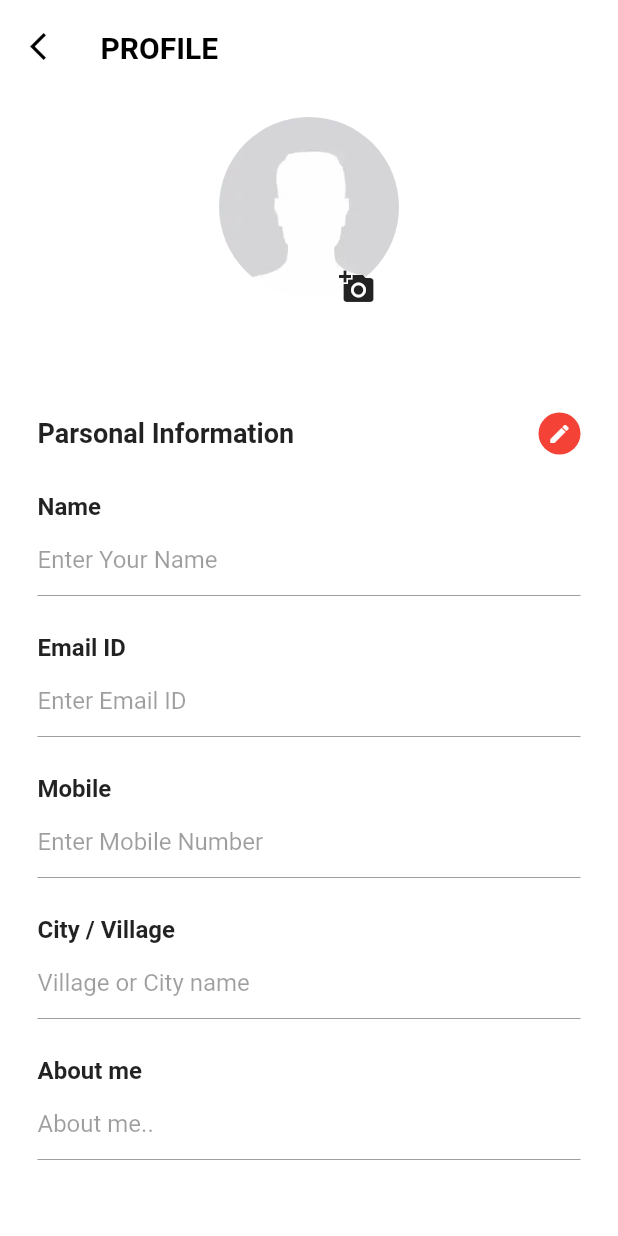
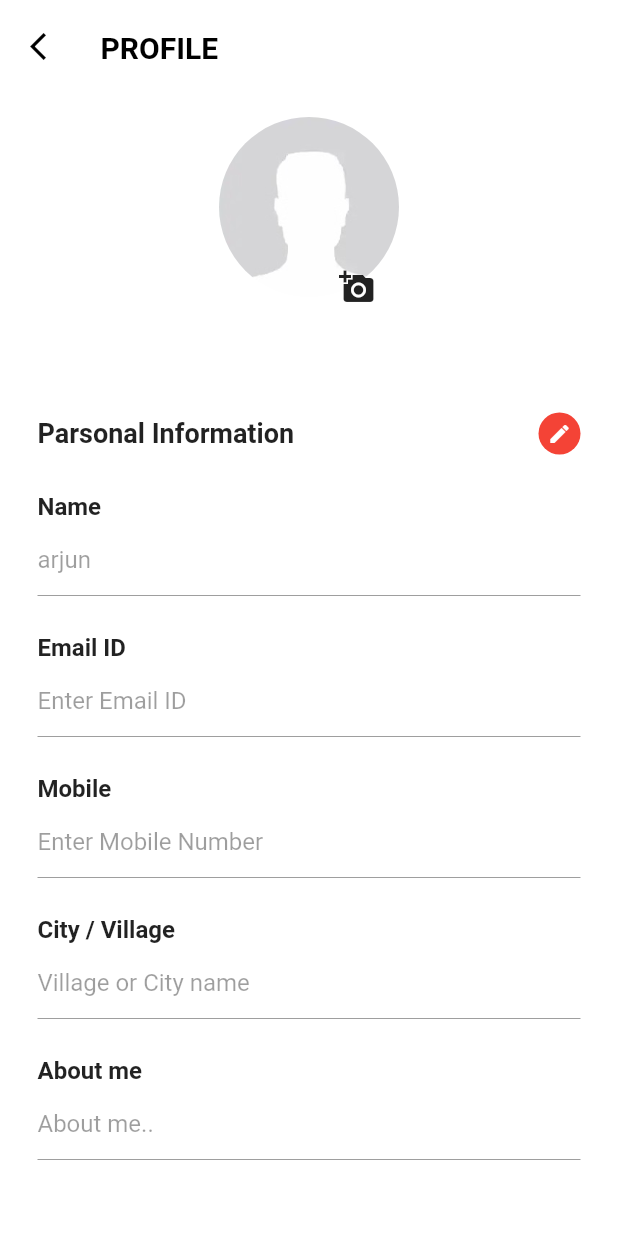
Before and after one commit to Arjunmore6673/flutter-login, a Flutter app: the ProfilePage screen opened directly, on a phone screen of 412 x 824 dp. Run offline on Flutter 3.47's test engine with Material 2 defaults, Android fonts, the light colour scheme and no system bars; our stand-ins replace bloc, contacts_service, equatable, fancy_bottom_navigation, firebase_storage, flutter_bloc and 5 more; accounts and stored records are empty; Roboto replaces fonts that are missing (sans-serif-light).

Commit message:
update profile done.

```diff
--- a/lib/blocs/profile_bloc/profile_event.dart
+++ b/lib/blocs/profile_bloc/profile_event.dart
@@ -21,3 +21,5 @@ class SaveProfileEvent extends ProfileEvent {
   @override
   List<Object> get props => [model];
 }
+
+class GetUserDetails extends ProfileEvent {}
--- a/lib/blocs/profile_bloc/profile_state.dart
+++ b/lib/blocs/profile_bloc/profile_state.dart
@@ -1,4 +1,5 @@
 import 'package:equatable/equatable.dart';
+import 'package:flutterapp/model/relation_model.dart';
 
 class ProfileState extends Equatable {
   @override
@@ -31,3 +32,10 @@ class UploadError extends ProfileState {
   @override
   List<Object> get props => [error];
 }
+
+class UserRetrivedDetails extends ProfileState {
+  final RelationModel model;
+  UserRetrivedDetails({this.model});
+  @override
+  List<Object> get props => [model];
+}
--- a/lib/blocs/reln_bloc/relation_state.dart
+++ b/lib/blocs/reln_bloc/relation_state.dart
@@ -49,3 +49,10 @@ class RelationStoredState extends RelationState {
   @override
   List<Object> get props => [model];
 }
+
+class UserRetrivedDetails extends RelationState {
+  final RelationModel model;
+  const UserRetrivedDetails({@required this.model});
+  @override
+  List<Object> get props => [model];
+}
--- a/lib/main.dart
+++ b/lib/main.dart
@@ -176,7 +176,8 @@ class _MyAppNewState extends State<MyAppNew> {
               //return RelationScreen();
               //return LoginPage(userRepository: userRepository);
             //  return MyHomePage();
-              return  LoginPage(userRepository: userRepository);
+             //  return LoginPage(userRepository: userRepository);
+            return  Profile();
               // return SearchedContacts();
             }
             if (state is AuthenticationUnauthenticated) {
--- a/lib/model/relation_model.dart
+++ b/lib/model/relation_model.dart
@@ -7,6 +7,8 @@ class RelationModel {
   final String gender;
   final String relation;
   final String image;
+  final String address;
+  final String dob;
 
   RelationModel(
     this.id,
@@ -16,6 +18,8 @@ class RelationModel {
     this.gender,
     this.relation,
     this.image,
+    this.address,
+    this.dob,
   );
 
   String get getName => this.name;
@@ -25,6 +29,8 @@ class RelationModel {
   String get getEmail => this.email;
   String get getImage => this.image;
   String get getGender => this.gender;
+  String get getAddress => this.address;
+  String get getDob => this.dob;
 
   factory RelationModel.fromJson(Map<String, dynamic> json) {
     return RelationModel(
@@ -35,6 +41,8 @@ class RelationModel {
       json["gender"],
       json["relation"],
       json["image"],
+      json["address"],
+      json["dob"],
     );
   }
 
@@ -47,6 +55,8 @@ class RelationModel {
       json["gender"],
       json["relation"],
       json["image"],
+      json["address"],
+      json["dob"],
     );
   }
 
--- a/lib/screens/profile_edit.dart
+++ b/lib/screens/profile_edit.dart
@@ -5,9 +5,30 @@ import 'package:flutter_bloc/flutter_bloc.dart';
 import 'package:flutterapp/blocs/profile_bloc/profile_bloc.dart';
 import 'package:flutterapp/blocs/profile_bloc/profile_event.dart';
 import 'package:flutterapp/blocs/profile_bloc/profile_state.dart';
+import 'package:flutterapp/model/relation_model.dart';
 import 'package:flutterapp/repository/user_repo.dart';
 import 'package:flutterapp/screens/common/CircleAvtarCommon.dart';
 import 'package:image_picker/image_picker.dart';
+
+class Profile extends StatelessWidget {
+  const Profile({Key key}) : super(key: key);
+
+  @override
+  Widget build(BuildContext context) {
+    UserRepository userRepository = new UserRepository();
+    return Container(
+      child: BlocProvider<ProfileBloc>(
+        create: (context) {
+          return ProfileBloc(userRepository: userRepository)
+            ..add(
+              GetUserDetails(),
+            );
+        },
+        child: ProfilePage(),
+      ),
+    );
+  }
+}
 
 class ProfilePage extends StatefulWidget {
   @override
@@ -19,20 +40,28 @@ class MapScreenState extends State<ProfilePage>
   bool _status = true;
   final FocusNode myFocusNode = FocusNode();
   bool isLoading = false;
+  String downloadUrl = "";
+  RelationModel modelMy;
+  ProfileBloc _profileBloc;
+
+  /// form controllers
+  final _nameController = TextEditingController();
+  final _emailController = TextEditingController();
+  final _mobileController = TextEditingController();
+  final _dobController = TextEditingController();
+  final _addressController = TextEditingController();
+  final _aboutMeController = TextEditingController();
 
   @override
   void initState() {
     super.initState();
+    _profileBloc = BlocProvider.of<ProfileBloc>(context);
+    _nameController.text = "arjun";
   }
 
   @override
   Widget build(BuildContext context) {
-    UserRepository userRepository = new UserRepository();
-    return BlocProvider<ProfileBloc>(
-      create: (context) {
-        return ProfileBloc(userRepository: userRepository);
-      },
-      child: Scaffold(
+    return Scaffold(
       body: Container(
         color: Colors.white,
         child: ListView(
@@ -71,8 +100,48 @@ class MapScreenState extends State<ProfilePage>
                     ],
                   ),
                 ),
-                  Container(
+                BlocBuilder<ProfileBloc, ProfileState>(
+                  builder: (context, state) {
+                    if (state is UserRetrivedDetails) {
+                      modelMy = state.model;
+                      _nameController.text = modelMy.getName;
+                      _addressController.text = modelMy.address;
+                      _mobileController.text = modelMy.mobile;
+                      _dobController.text = modelMy.dob;
+                      _emailController.text = modelMy.email;
+                      return formAllInputs();
+                    }
+                    return formAllInputs();
+                  },
+                ),
+              ],
+            ),
+          ],
+        ),
+      ),
+    );
+  }
+
+  Widget formAllInputs() {
+    return Container(
       color: Color(0xffFFFFFF),
+
+      /// adding listernr for update listen
+      child: BlocListener<ProfileBloc, ProfileState>(
+        listener: (context, state) {
+          if (state is SavedProfile) {
+            Scaffold.of(context)
+              ..showSnackBar(
+                SnackBar(
+                  content: Row(
+                    mainAxisAlignment: MainAxisAlignment.spaceBetween,
+                    children: [Text('Updated Successfully'), Icon(Icons.done)],
+                  ),
+                  backgroundColor: Colors.red,
+                ),
+              );
+          }
+        },
         child: Padding(
           padding: EdgeInsets.only(bottom: 25.0),
           child: Column(
@@ -80,11 +149,9 @@ class MapScreenState extends State<ProfilePage>
             mainAxisAlignment: MainAxisAlignment.start,
             children: <Widget>[
               Padding(
-                              padding: EdgeInsets.only(
-                                  left: 25.0, right: 25.0, top: 25.0),
+                  padding: EdgeInsets.only(left: 25.0, right: 25.0, top: 25.0),
                   child: Row(
-                                mainAxisAlignment:
-                                    MainAxisAlignment.spaceBetween,
+                    mainAxisAlignment: MainAxisAlignment.spaceBetween,
                     mainAxisSize: MainAxisSize.max,
                     children: <Widget>[
                       Column(
@@ -94,8 +161,7 @@ class MapScreenState extends State<ProfilePage>
                           Text(
                             'Parsonal Information',
                             style: TextStyle(
-                                            fontSize: 18.0,
-                                            fontWeight: FontWeight.bold),
+                                fontSize: 18.0, fontWeight: FontWeight.bold),
                           ),
                         ],
                       ),
@@ -109,8 +175,7 @@ class MapScreenState extends State<ProfilePage>
                     ],
                   )),
               Padding(
-                              padding: EdgeInsets.only(
-                                  left: 25.0, right: 25.0, top: 25.0),
+                  padding: EdgeInsets.only(left: 25.0, right: 25.0, top: 25.0),
                   child: Row(
                     mainAxisSize: MainAxisSize.max,
                     children: <Widget>[
@@ -121,21 +186,20 @@ class MapScreenState extends State<ProfilePage>
                           Text(
                             'Name',
                             style: TextStyle(
-                                            fontSize: 16.0,
-                                            fontWeight: FontWeight.bold),
+                                fontSize: 16.0, fontWeight: FontWeight.bold),
                           ),
                         ],
                       ),
                     ],
                   )),
               Padding(
-                              padding: EdgeInsets.only(
-                                  left: 25.0, right: 25.0, top: 2.0),
+                  padding: EdgeInsets.only(left: 25.0, right: 25.0, top: 2.0),
                   child: Row(
                     mainAxisSize: MainAxisSize.max,
                     children: <Widget>[
                       Flexible(
                         child: TextField(
+                          controller: _nameController,
                           decoration: const InputDecoration(
                             hintText: "Enter Your Name",
                           ),
@@ -146,8 +210,7 @@ class MapScreenState extends State<ProfilePage>
                     ],
                   )),
               Padding(
-                              padding: EdgeInsets.only(
-                                  left: 25.0, right: 25.0, top: 25.0),
+                  padding: EdgeInsets.only(left: 25.0, right: 25.0, top: 25.0),
                   child: Row(
                     mainAxisSize: MainAxisSize.max,
                     children: <Widget>[
@@ -158,31 +221,29 @@ class MapScreenState extends State<ProfilePage>
                           Text(
                             'Email ID',
                             style: TextStyle(
-                                            fontSize: 16.0,
-                                            fontWeight: FontWeight.bold),
+                                fontSize: 16.0, fontWeight: FontWeight.bold),
                           ),
                         ],
                       ),
                     ],
                   )),
               Padding(
-                              padding: EdgeInsets.only(
-                                  left: 25.0, right: 25.0, top: 2.0),
+                  padding: EdgeInsets.only(left: 25.0, right: 25.0, top: 2.0),
                   child: Row(
                     mainAxisSize: MainAxisSize.max,
                     children: <Widget>[
                       Flexible(
                         child: TextField(
-                                      decoration: const InputDecoration(
-                                          hintText: "Enter Email ID"),
-                                      enabled: !_status,
+                          enabled: false,
+                          controller: _emailController,
+                          decoration:
+                              const InputDecoration(hintText: "Enter Email ID"),
                         ),
                       ),
                     ],
                   )),
               Padding(
-                              padding: EdgeInsets.only(
-                                  left: 25.0, right: 25.0, top: 25.0),
+                  padding: EdgeInsets.only(left: 25.0, right: 25.0, top: 25.0),
                   child: Row(
                     mainAxisSize: MainAxisSize.max,
                     children: <Widget>[
@@ -193,71 +254,58 @@ class MapScreenState extends State<ProfilePage>
                           Text(
                             'Mobile',
                             style: TextStyle(
-                                            fontSize: 16.0,
-                                            fontWeight: FontWeight.bold),
+                                fontSize: 16.0, fontWeight: FontWeight.bold),
                           ),
                         ],
                       ),
                     ],
                   )),
               Padding(
-                              padding: EdgeInsets.only(
-                                  left: 25.0, right: 25.0, top: 2.0),
+                  padding: EdgeInsets.only(left: 25.0, right: 25.0, top: 2.0),
                   child: Row(
                     mainAxisSize: MainAxisSize.max,
                     children: <Widget>[
                       Flexible(
                         child: TextField(
+                          controller: _mobileController,
                           decoration: const InputDecoration(
                               hintText: "Enter Mobile Number"),
-                                      enabled: !_status,
+                          enabled: false,
                         ),
                       ),
                     ],
                   )),
               Padding(
-                              padding: EdgeInsets.only(
-                                  left: 25.0, right: 25.0, top: 25.0),
+                  padding: EdgeInsets.only(left: 25.0, right: 25.0, top: 25.0),
                   child: Text(
                     'City / Village',
-                                style: TextStyle(
-                                    fontSize: 16.0,
-                                    fontWeight: FontWeight.bold),
+                    style:
+                        TextStyle(fontSize: 16.0, fontWeight: FontWeight.bold),
                   )),
               Padding(
-                            padding: EdgeInsets.only(
-                                left: 25.0, right: 25.0, top: 2.0),
+                padding: EdgeInsets.only(left: 25.0, right: 25.0, top: 2.0),
                 child: TextField(
-                              decoration: const InputDecoration(
-                                  hintText: "Village or City name"),
+                  controller: _addressController,
+                  decoration: InputDecoration(hintText: "Village or City name"),
                   enabled: !_status,
                 ),
               ),
               Padding(
-                              padding: EdgeInsets.only(
-                                  left: 25.0, right: 25.0, top: 25.0),
+                  padding: EdgeInsets.only(left: 25.0, right: 25.0, top: 25.0),
                   child: Text(
                     'About me',
-                                style: TextStyle(
-                                    fontSize: 16.0,
-                                    fontWeight: FontWeight.bold),
+                    style:
+                        TextStyle(fontSize: 16.0, fontWeight: FontWeight.bold),
                   )),
               Padding(
-                            padding: EdgeInsets.only(
-                                left: 25.0, right: 25.0, top: 2.0),
+                padding: EdgeInsets.only(left: 25.0, right: 25.0, top: 2.0),
                 child: TextField(
-                              decoration: const InputDecoration(
-                                  hintText: "About me.. "),
+                  controller: _aboutMeController,
+                  decoration: const InputDecoration(hintText: "About me.. "),
                   enabled: !_status,
                 ),
               ),
               !_status ? _getActionButtons() : Container(),
-                        ],
-                      ),
-                    ),
-                  )
-                ],
-              ),
             ],
           ),
         ),
@@ -267,8 +315,7 @@ class MapScreenState extends State<ProfilePage>
 
   void chooseFile(BuildContext context) async {
     await ImagePicker.pickImage(source: ImageSource.gallery).then((image) {
-      BlocProvider.of<ProfileBloc>(context)
-          .add(UploadImageToFirebase(url: image));
+      _profileBloc.add(UploadImageToFirebase(url: image));
     });
   }
 
@@ -288,10 +335,7 @@ class MapScreenState extends State<ProfilePage>
                       alignment: Alignment.center,
                       children: <Widget>[
                         state is UploadedImage
-                            ? CircleAvatarCommon(
-                                redius: 60,
-                                url: state.downloadUrl,
-                              )
+                            ? getAvtar(state)
                             : CircleAvatarCommon(
                                 assetImage: true,
                                 url: (genderTemp == 'MALE'
@@ -337,10 +381,20 @@ class MapScreenState extends State<ProfilePage>
     super.dispose();
   }
 
+  getAvtar(UploadedImage state) {
+    downloadUrl = state.downloadUrl;
+    return CircleAvatarCommon(
+      redius: 60,
+      url: state.downloadUrl,
+    );
+  }
+
   Widget _getActionButtons() {
     return Padding(
       padding: EdgeInsets.only(left: 25.0, right: 25.0, top: 45.0),
-      child: Row(
+      child: BlocBuilder<ProfileBloc, ProfileState>(
+        builder: (context, state) {
+          return Row(
             mainAxisSize: MainAxisSize.max,
             mainAxisAlignment: MainAxisAlignment.start,
             children: <Widget>[
@@ -353,6 +407,18 @@ class MapScreenState extends State<ProfilePage>
                     textColor: Colors.white,
                     color: Colors.green,
                     onPressed: () {
+                      RelationModel model = new RelationModel(
+                          1,
+                          _mobileController.value.text,
+                          _nameController.value.text,
+                          _emailController.value.text,
+                          modelMy.gender,
+                          "",
+                          downloadUrl,
+                          _addressController.value.text,
+                          modelMy.dob);
+                      _profileBloc.add(SaveProfileEvent(model));
+
                       setState(() {
                         _status = true;
                         FocusScope.of(context).requestFocus(FocusNode());
@@ -385,6 +451,8 @@ class MapScreenState extends State<ProfilePage>
                 flex: 2,
               ),
             ],
+          );
+        },
       ),
     );
   }
--- a/lib/util/constants.dart
+++ b/lib/util/constants.dart
@@ -7,6 +7,8 @@ class Constants {
   static const String USER_RELATION = 'USER_RELATION';
   static const String USER_IMAGE = 'USER_IMAGE';
   static const String USER_GENDER = "USER_GENDER";
+  static const String USER_ADDRESS = "USER_ADDRESS";
+  static const String USER_DOB = "USER_DOB";
   static const String BASE_URL = "https://natigunta6673.herokuapp.com";
   //static const String BASE_URL = "http://192.168.43.89:8001";
 
```
Also changed, not shown: lib/blocs/profile_bloc/profile_bloc.dart (+11 -0 lines), lib/model/data.json (+16 -0 lines), lib/repository/user_repo.dart (+19 -4 lines). Lines whose indentation alone changed are shown as unchanged.
